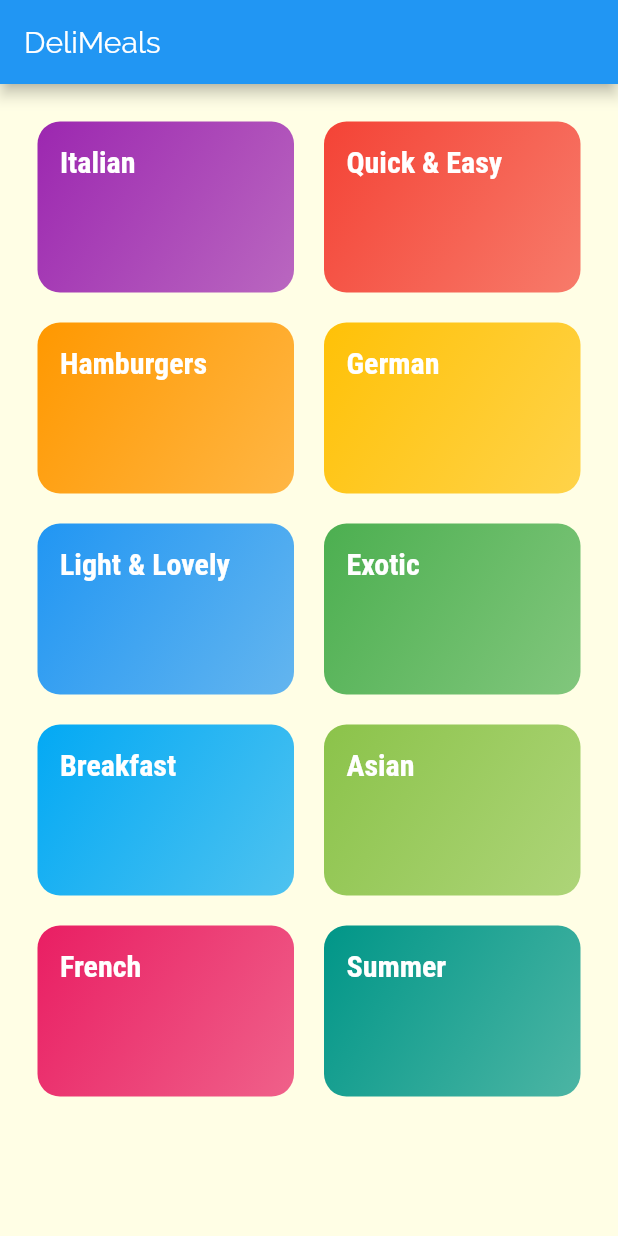
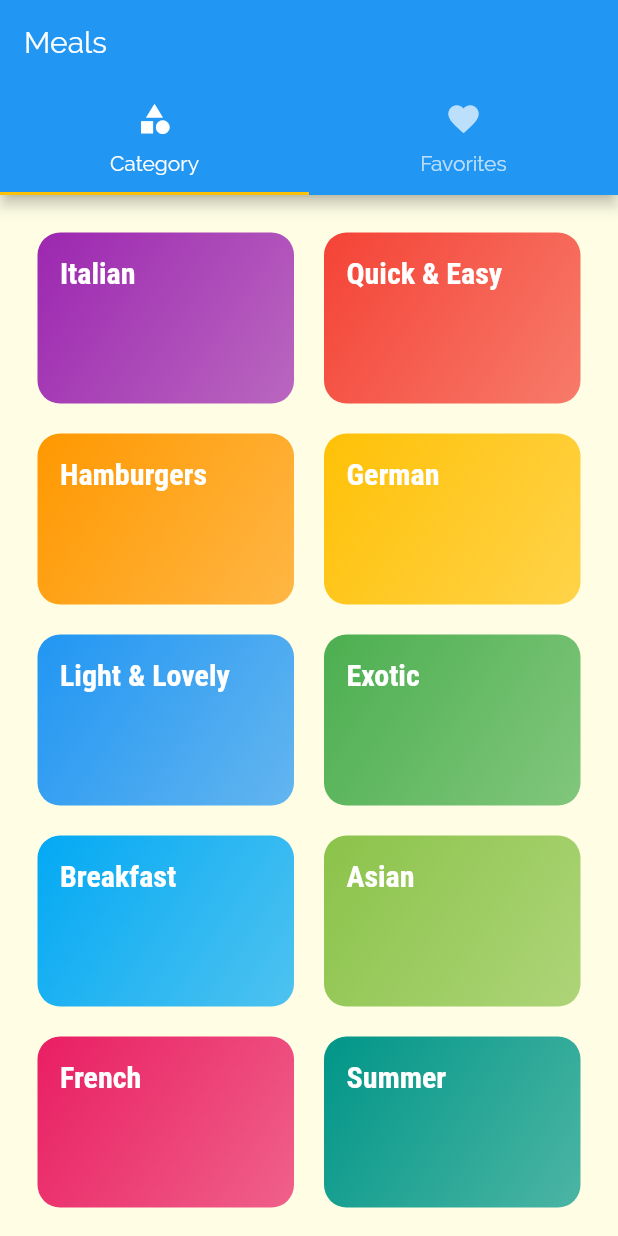
Before and after one commit to Akash4097/RecipeApp, a Flutter app: the screen it shows after launch, on a phone screen of 412 x 824 dp. Run offline on Flutter 3.47's test engine with Material 2 defaults, Android fonts, the phone set to English and light mode, and no system bars.

```diff
--- a/lib/main.dart
+++ b/lib/main.dart
@@ -3,6 +3,7 @@ import 'package:flutter/material.dart';
 import './screens/categories_screen.dart';
 import './screens/category_meal_screen.dart';
 import './screens/meal_details_screen.dart';
+import './screens/tabs_screen.dart';
 
 void main() => runApp(MyApp());
 
@@ -33,7 +34,7 @@ class MyApp extends StatelessWidget {
             ),
       ),
       routes: {
-        '/': (ctx) => CategoriesScreen(),
+        '/': (ctx) => TabsScreen(),
         CategoryMealScreen.routeName: (ctx) => CategoryMealScreen(),
         MealDetailsScreen.routeName: (ctx) => MealDetailsScreen()
       },
--- a/lib/screens/categories_screen.dart
+++ b/lib/screens/categories_screen.dart
@@ -6,11 +6,7 @@ import '../dummy_data.dart';
 class CategoriesScreen extends StatelessWidget {
   @override
   Widget build(BuildContext context) {
-    return Scaffold(
-      appBar: AppBar(
-        title: const Text("DeliMeals"),
-      ),
-      body: GridView(
+    return GridView(
       padding: const EdgeInsets.all(25),
       children: DUMMY_CATEGORIES
           .map((data) => CategoryItem(data.id, data.title, data.color))
@@ -20,7 +16,6 @@ class CategoriesScreen extends StatelessWidget {
           mainAxisSpacing: 20,
           crossAxisSpacing: 20,
           childAspectRatio: 3 / 2),
-      ),
     );
   }
 }
--- /dev/null
+++ b/lib/screens/favorites_screen.dart
@@ -0,0 +1,10 @@
+import 'package:flutter/material.dart';
+
+class FavoritesScreen extends StatelessWidget {
+  @override
+  Widget build(BuildContext context) {
+    return Center(
+      child: Text("Favorites meals"),
+    );
+  }
+}
--- a/lib/screens/meal_details_screen.dart
+++ b/lib/screens/meal_details_screen.dart
@@ -58,7 +58,10 @@ class MealDetailsScreen extends StatelessWidget {
                       child: Padding(
                         padding: const EdgeInsets.symmetric(
                             vertical: 5, horizontal: 10),
-                        child: Text(selectedMeal.ingredients[index]),
+                        child: Text(
+                          selectedMeal.ingredients[index],
+                          style: TextStyle(color: Colors.white, fontSize: 18),
+                        ),
                       ));
                 },
                 itemCount: selectedMeal.ingredients.length,
--- /dev/null
+++ b/lib/screens/tabs_screen.dart
@@ -0,0 +1,37 @@
+import 'package:flutter/material.dart';
+
+import './categories_screen.dart';
+import './favorites_screen.dart';
+
+class TabsScreen extends StatefulWidget {
+  @override
+  _TabsScreenState createState() => _TabsScreenState();
+}
+
+class _TabsScreenState extends State<TabsScreen> {
+  @override
+  Widget build(BuildContext context) {
+    return DefaultTabController(length: 2,
+      child: Scaffold(
+        appBar: AppBar(
+          title: Text("Meals"),
+          bottom: TabBar(
+            tabs: <Widget>[
+              Tab(
+                icon: Icon(Icons.category),
+                text: "Category",
+              ),
+              Tab(
+                icon: Icon(Icons.favorite),
+                text: "Favorites",
+              )
+            ],
+          ),
+        ),
+        body: TabBarView(
+          children: <Widget>[CategoriesScreen(), FavoritesScreen()],
+        ),
+      ),
+    );
+  }
+}
```
Lines whose indentation alone changed are shown as unchanged.
